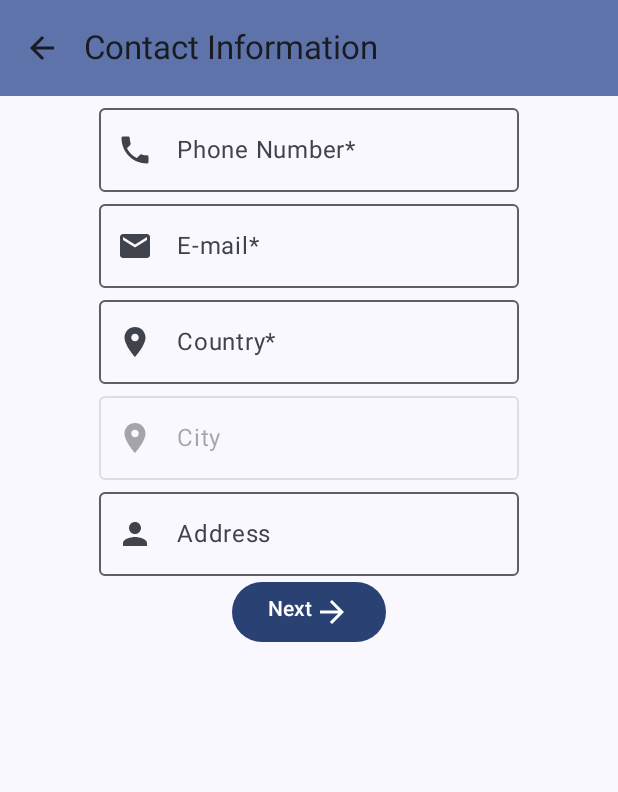
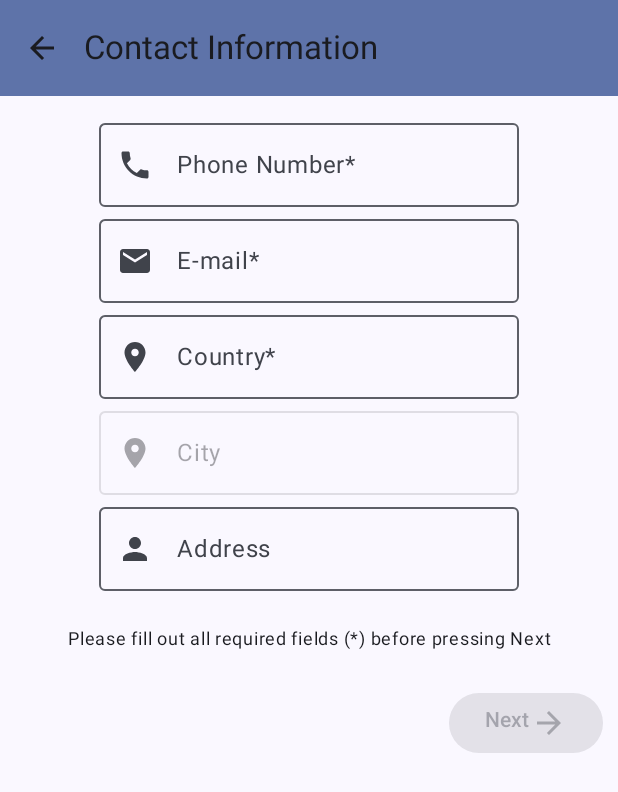
Before and after one commit to Compu-Movil-20241-Gr09/LabsCM20241-Gr09, an Android app built with Jetpack Compose: the ContactDataScreen screen opened through its navigation route, on a phone screen of 412 x 824 dp. Shown: the top 792 px of the screen. Run offline under Robolectric (Android 15) with nearby library versions, the phone set to English and light mode, and no system bars.

Commit message:
Add next screen validation

```diff
--- a/Lab1-UI/src/main/java/co/edu/udea/compumovil/gr09_20241/lab1/ui/ContactDataActivity.kt
+++ b/Lab1-UI/src/main/java/co/edu/udea/compumovil/gr09_20241/lab1/ui/ContactDataActivity.kt
@@ -1,9 +1,11 @@
 package co.edu.udea.compumovil.gr09_20241.lab1.ui
 
 import android.content.res.Configuration
+import androidx.compose.foundation.layout.Arrangement
 import androidx.compose.foundation.layout.Column
 import androidx.compose.foundation.layout.Row
 import androidx.compose.foundation.layout.fillMaxWidth
+import androidx.compose.foundation.layout.padding
 import androidx.compose.foundation.text.KeyboardOptions
 import androidx.compose.material.icons.Icons
 import androidx.compose.material.icons.automirrored.filled.ArrowForward
@@ -26,8 +28,12 @@ import androidx.compose.ui.Modifier
 import androidx.compose.ui.platform.LocalConfiguration
 import androidx.compose.ui.platform.LocalContext
 import androidx.compose.ui.res.stringResource
+import androidx.compose.ui.text.input.ImeAction
 import androidx.compose.ui.text.input.KeyboardType
+import androidx.compose.ui.text.style.TextAlign
 import androidx.compose.ui.tooling.preview.Preview
+import androidx.compose.ui.unit.dp
+import androidx.compose.ui.unit.sp
 import androidx.lifecycle.viewmodel.compose.viewModel
 import androidx.navigation.NavHostController
 import androidx.navigation.compose.rememberNavController
@@ -77,7 +83,8 @@ fun ContactDataPortrait(
 
     Column (
         modifier = Modifier
-            .fillMaxWidth(),
+            .fillMaxWidth()
+            .padding(10.dp),
         horizontalAlignment = Alignment.CenterHorizontally
     ) {
         // Phone Number*
@@ -137,14 +144,43 @@ fun ContactDataPortrait(
             singleLine = true
         )
 
+
+        Text(
+            modifier = Modifier
+                .padding(20.dp),
+            text = stringResource(R.string.fill_required_fields),
+            textAlign = TextAlign.Center,
+            fontSize = 12.sp
+        )
+
         // Next Button
-        Button(onClick = onNextButtonClicked ) {
-            Row {
-                Text(text = stringResource(R.string.next))
-                Icon(imageVector = Icons.AutoMirrored.Filled.ArrowForward, contentDescription = "")
+        Row (
+            modifier = Modifier
+                .fillMaxWidth(),
+            horizontalArrangement = Arrangement.End
+        ){
+            Button(
+                onClick = {
+                    onNextButtonClicked()
+                },
+                enabled = isContactDataValid(formUiState)
+            ) {
+                Row {
+                    Text(text = stringResource(R.string.next))
+                    Icon(
+                        imageVector = Icons.AutoMirrored.Filled.ArrowForward,
+                        contentDescription = ""
+                    )
+                }
             }
         }
     }
+}
+
+fun isContactDataValid(formUiState: FormUiState): Boolean {
+    return formUiState.phoneNumber.isNotBlank() &&
+            formUiState.email.isNotBlank() &&
+            formUiState.country.isNotBlank()
 }
 
 @Composable
--- a/Lab1-UI/src/main/java/co/edu/udea/compumovil/gr09_20241/lab1/ui/PersonalDataActivity.kt
+++ b/Lab1-UI/src/main/java/co/edu/udea/compumovil/gr09_20241/lab1/ui/PersonalDataActivity.kt
@@ -1,11 +1,11 @@
 package co.edu.udea.compumovil.gr09_20241.lab1.ui
 
 import android.content.res.Configuration
-import android.util.Log
+import androidx.compose.foundation.layout.Arrangement
 import androidx.compose.foundation.layout.Column
 import androidx.compose.foundation.layout.Row
 import androidx.compose.foundation.layout.fillMaxWidth
-import androidx.compose.foundation.text.KeyboardOptions
+import androidx.compose.foundation.layout.padding
 import androidx.compose.material.icons.Icons
 import androidx.compose.material.icons.automirrored.filled.ArrowForward
 import androidx.compose.material.icons.filled.Face
@@ -24,8 +24,10 @@ import androidx.compose.ui.Modifier
 import androidx.compose.ui.platform.LocalConfiguration
 import androidx.compose.ui.platform.LocalContext
 import androidx.compose.ui.res.stringResource
-import androidx.compose.ui.text.input.ImeAction
+import androidx.compose.ui.text.style.TextAlign
 import androidx.compose.ui.tooling.preview.Preview
+import androidx.compose.ui.unit.dp
+import androidx.compose.ui.unit.sp
 import androidx.lifecycle.viewmodel.compose.viewModel
 import androidx.navigation.NavHostController
 import androidx.navigation.compose.rememberNavController
@@ -68,7 +70,7 @@ fun PersonalDataPortrait(
 
     Column(
         modifier = Modifier
-            .fillMaxWidth(),
+            .padding(10.dp),
         horizontalAlignment = Alignment.CenterHorizontally
     ) {
         // Name Input
@@ -118,11 +120,33 @@ fun PersonalDataPortrait(
             onSelectionChange = { dataViewModel.setScholarity(it) }
         )
 
+        Text(
+            modifier = Modifier
+                .padding(20.dp),
+            text = stringResource(R.string.fill_required_fields),
+            textAlign = TextAlign.Center,
+            fontSize = 12.sp
+        )
+
         // Next Button
-        Button(onClick = onNextButtonClicked ) {
-            Row {
-                Text(text = "Next")
-                Icon(imageVector = Icons.AutoMirrored.Filled.ArrowForward, contentDescription = "")
+        Row (
+            modifier = Modifier
+                .fillMaxWidth(),
+            horizontalArrangement = Arrangement.End
+        ){
+            Button(
+                onClick = {
+                    onNextButtonClicked()
+                },
+                enabled = isPersonalDataValid(formUiState)
+            ) {
+                Row {
+                    Text(text = stringResource(R.string.next))
+                    Icon(
+                        imageVector = Icons.AutoMirrored.Filled.ArrowForward,
+                        contentDescription = ""
+                    )
+                }
             }
         }
     }
@@ -131,6 +155,12 @@ fun PersonalDataPortrait(
 @Composable
 fun PersonalDataLandscape(){
 
+}
+
+fun isPersonalDataValid(formUiState: FormUiState): Boolean {
+    return formUiState.name.isNotBlank() &&
+            formUiState.lastName.isNotBlank() &&
+            formUiState.birth.isNotBlank()
 }
 
 @Preview(showBackground = true, showSystemUi = true)
--- a/Lab1-UI/src/main/res/values/strings.xml
+++ b/Lab1-UI/src/main/res/values/strings.xml
@@ -22,4 +22,5 @@
     <string name="city">City</string>
     <string name="address">Address</string>
     <string name="next">Next</string>
+    <string name="fill_required_fields">Please fill out all required fields (*) before pressing Next</string>
 </resources>
```
Also changed, not shown: 1 other file.
